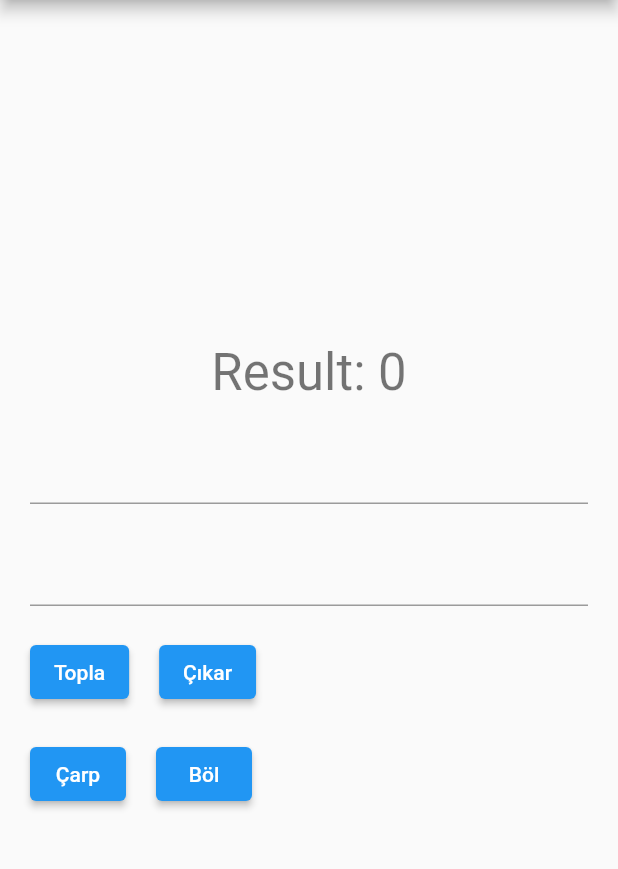
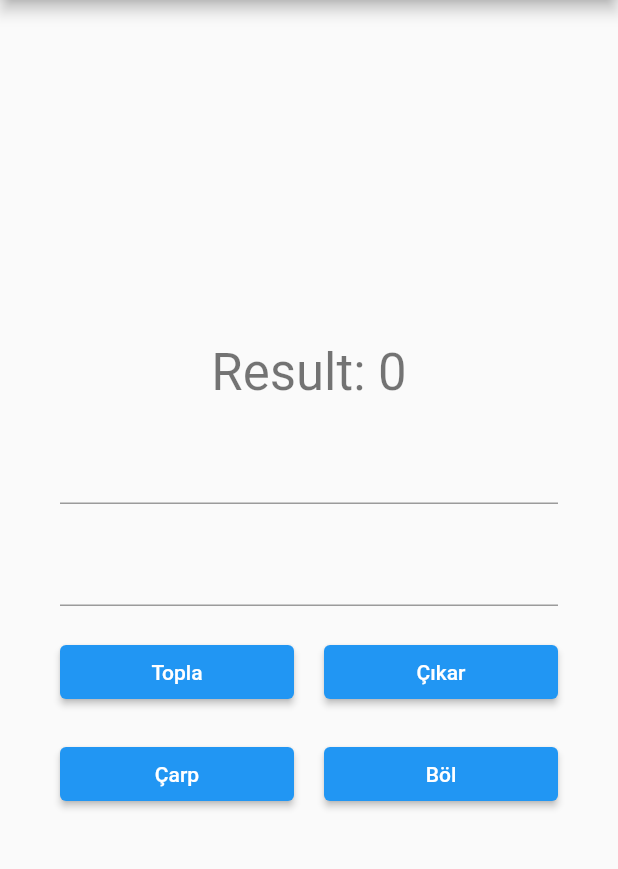
Before and after one commit to yakupbilgen/easy-calculator, a Flutter app: the screen it shows after launch, after a tap on "Topla", on a phone screen of 412 x 824 dp, the part 84-953 px from its top. Run offline on Flutter 3.47's test engine with Material 2 defaults, Android fonts, the phone set to English and light mode, and no system bars.

Commit message:
button width change

```diff
--- a/lib/screen/home_screen.dart
+++ b/lib/screen/home_screen.dart
@@ -69,16 +69,19 @@ class _HomeScreenState extends State<HomeScreen> {
 
   @override
   Widget build(BuildContext context) {
+    Size deviceSize = MediaQuery.of(context).size;
     return Scaffold(
       appBar: AppBar(
         title: const Text('Easy Calculator'),
       ),
       body: Container(
         margin: const EdgeInsets.all(20),
-        child: Center(
+        child: Container(
+          width: deviceSize.width,
+          margin: const EdgeInsets.only(left: 20.0, right: 20.0),
           child: Column(
             mainAxisAlignment: MainAxisAlignment.center,
-            crossAxisAlignment: CrossAxisAlignment.stretch,
+            crossAxisAlignment: CrossAxisAlignment.center,
             children: [
               Center(
                 child: Text(
@@ -97,29 +100,45 @@ class _HomeScreenState extends State<HomeScreen> {
                 keyboardType: TextInputType.number,
               ),
               const CustomSizedBoxHeight(),
-              Row(children: [
-                ElevatedButton(
+              Row(
+                children: [
+                  SizedBox(
+                    width: (deviceSize.width / 2) - 50,
+                    child: ElevatedButton(
                       onPressed: numPlus,
                       child: const Text('Topla'),
                     ),
+                  ),
                   const CustomSizedBoxWidth(),
-                ElevatedButton(
+                  SizedBox(
+                    width: (deviceSize.width / 2) - 50,
+                    child: ElevatedButton(
                       onPressed: numInterest,
                       child: const Text('Çıkar'),
+                    ),
                   )
-              ]),
+                ],
+              ),
               const CustomSizedBoxHeight(),
-              Row(children: [
-                ElevatedButton(
+              Row(
+                children: [
+                  SizedBox(
+                    width: (deviceSize.width / 2) - 50,
+                    child: ElevatedButton(
                       onPressed: numMultiply,
                       child: const Text('Çarp'),
                     ),
+                  ),
                   const CustomSizedBoxWidth(),
-                ElevatedButton(
+                  SizedBox(
+                    width: (deviceSize.width / 2) - 50,
+                    child: ElevatedButton(
                       onPressed: numDivided,
                       child: const Text('Böl'),
                     ),
-              ]),
+                  ),
+                ],
+              ),
             ],
           ),
         ),
```
Lines whose indentation alone changed are shown as unchanged.
